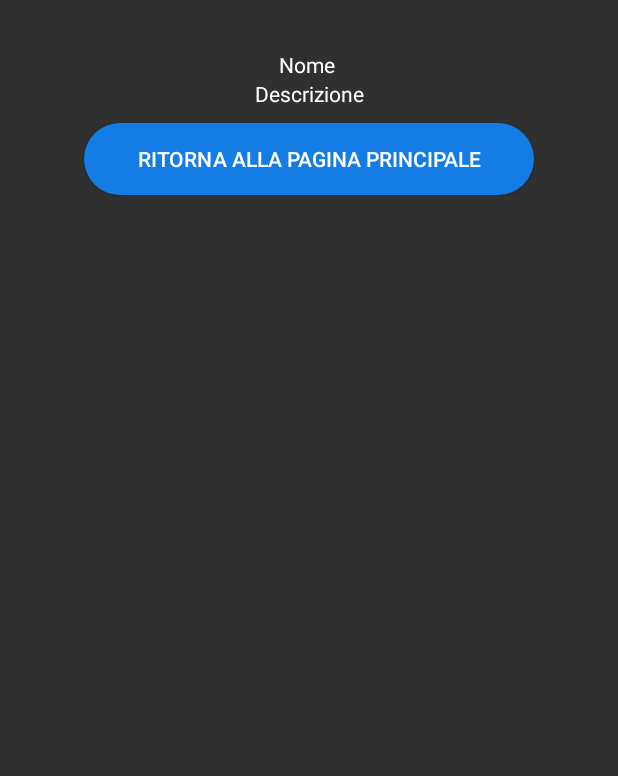
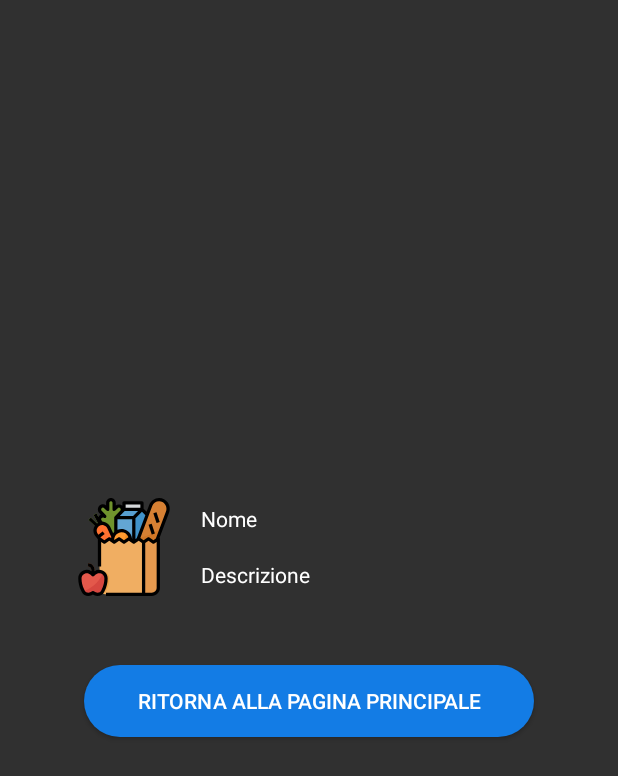
Before and after one commit to DanieleFerrillo/AppShopList, an Android app: the DettaglioProdottoActivity screen opened directly, with no data from a screen before it, on a phone screen of 412 x 824 dp. Shown: the top 776 px of the screen. Run offline under Robolectric (Android 15) with nearby library versions, the phone set to English and light mode, and no system bars; Roboto replaces fonts that are not available here.

Commit message:
modifiche view

```diff
--- a/app/src/main/res/layout/dettaglio_prodotto.xml
+++ b/app/src/main/res/layout/dettaglio_prodotto.xml
@@ -1,25 +1,36 @@
 <?xml version="1.0" encoding="utf-8"?>
-<LinearLayout xmlns:android="http://schemas.android.com/apk/res/android"
-    android:orientation="vertical" android:layout_width="match_parent"
-    android:layout_height="match_parent">
+<RelativeLayout xmlns:android="http://schemas.android.com/apk/res/android"
+    android:orientation="vertical"
+    android:layout_width="wrap_content"
+    android:layout_height="match_parent"
+    android:gravity="center">
 
-
+    <ImageView
+        android:id="@+id/immagine_prodotto"
+        android:layout_width="65dp"
+        android:layout_height="65dp"
+        android:layout_marginStart="50dp"
+        android:background="@drawable/ic_shop" />
 
     <TextView
         android:id="@+id/textView1"
         android:layout_width="match_parent"
         android:layout_height="wrap_content"
-        android:layout_marginTop="50px"
-        android:gravity="center"
+        android:padding="4dp"
+        android:layout_marginStart="130dp"
+        android:layout_marginEnd="50dp"
         android:textColor="#ffffff"
         android:text="Nome " />
-
 
     <TextView
         android:id="@+id/textView2"
         android:layout_width="match_parent"
         android:layout_height="wrap_content"
-        android:gravity="center"
+        android:layout_marginStart="130dp"
+        android:padding="4dp"
+        android:layout_marginEnd="50dp"
+        android:layout_marginTop="10dp"
+        android:layout_below="@+id/textView1"
         android:text="Descrizione"
         android:textColor="#ffffff" />
 
@@ -27,9 +38,10 @@
         android:id="@+id/backTo"
         android:layout_width="300dp"
         android:layout_height="wrap_content"
-        android:layout_gravity="center"
-        android:layout_marginTop="10dp"
+        android:layout_below="@+id/textView2"
+        android:layout_centerHorizontal="true"
+        android:layout_marginTop="70px"
         android:background="@drawable/bottone_arrotondato"
         android:text="Ritorna alla pagina Principale" />
 
-</LinearLayout>
+</RelativeLayout>
--- a/app/src/main/res/layout/prodotto_item.xml
+++ b/app/src/main/res/layout/prodotto_item.xml
@@ -16,7 +16,7 @@
             android:layout_width="45dp"
             android:layout_height="45dp"
             android:padding="2dp"
-            android:src="@drawable/ic_shop" />
+            android:background="@drawable/ic_shop" />
 
         <TextView
             android:id="@+id/nome_prodotto"
```
